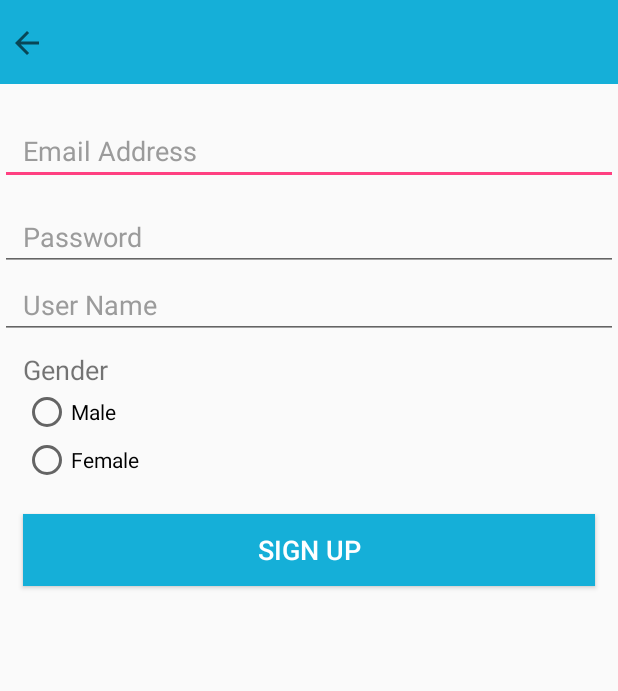
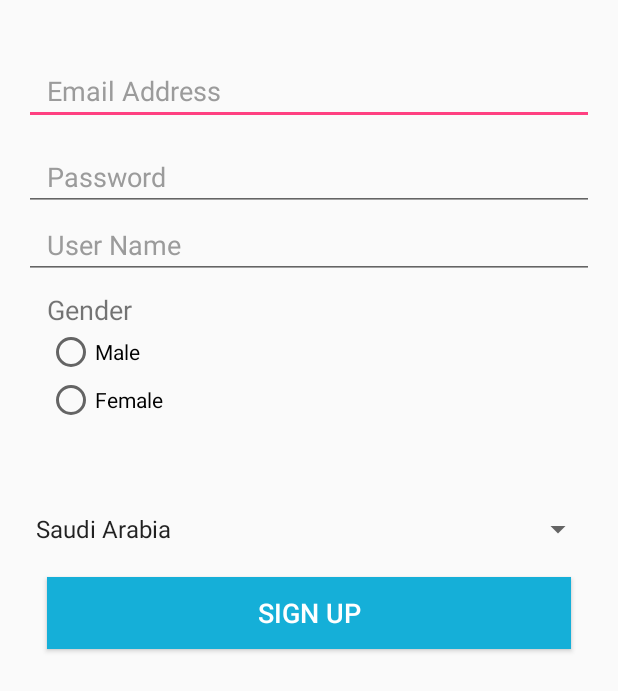
Before and after one commit to Ruqyai/Amaken, an Android app: the SignUpUser screen opened directly, with no data from a screen before it, on a phone screen of 412 x 824 dp. Shown: the top 691 px of the screen. Run offline under Robolectric (Android 15) with nearby library versions, the phone set to English and light mode, and no system bars; our stand-ins replace Volley; network calls fail; 1 statement that could not run was skipped.

Commit message:
change some detailes

```diff
--- a/app/build.gradle
+++ b/app/build.gradle
@@ -5,7 +5,7 @@ android {
     buildToolsVersion "25.0.1"
     defaultConfig {
         applicationId "com.example.afaf.amakenapp"
-        minSdkVersion 18
+        minSdkVersion 16
         targetSdkVersion 25
         versionCode 1
         versionName "1.0"
--- a/app/src/main/java/com/example/afaf/amakenapp/SignUpUser.java
+++ b/app/src/main/java/com/example/afaf/amakenapp/SignUpUser.java
@@ -5,9 +5,12 @@ import android.content.Intent;
 import android.support.v7.app.AppCompatActivity;
 import android.os.Bundle;
 import android.view.View;
+import android.widget.AdapterView;
+import android.widget.ArrayAdapter;
 import android.widget.Button;
 import android.widget.EditText;
 import android.widget.ImageButton;
+import android.widget.Spinner;
 import android.widget.Toast;
 
 import com.android.volley.AuthFailureError;
@@ -22,18 +25,10 @@ import org.json.JSONObject;
 import java.util.HashMap;
 import java.util.Map;
 
-import static com.example.afaf.amakenapp.R.id.editTextPassword;
 
 public class SignUpUser extends AppCompatActivity implements View.OnClickListener{
 
-    //==================
-
-    /*
-    * ====id in xml===
-    * UserEmail
-    * UserPassword
-    * UserName
-    * Gender// male//female>> RadioGroup
+   /*
     * ====param which send on php file==
     * email','password','name','gender','country','city', 'profile_pic_id'
     *
@@ -41,20 +36,22 @@ public class SignUpUser extends AppCompatActivity implements View.OnClickListene
     private EditText editTextUsername, editTextEmail, editTextPassword;
     private Button buttonRegister;
     private ProgressDialog progressDialog;
+    Spinner spinnerDialog;
     //===============================================
 
-    private ImageButton signUpUser_Back;
 
     @Override
     protected void onCreate(Bundle savedInstanceState) {
         super.onCreate(savedInstanceState);
         setContentView(R.layout.activity_sign_up_user);
-        //=========================
-        if(SharedPrefManager.getInstance(this).isLoggedIn()){
-            finish();
-         //   startActivity(new Intent(this, SignUpChooser.class));// // TODO: 2/22/2017 need fix
-            return;
-        }
+
+          spinnerDialog = (Spinner) findViewById(R.id.spinner_dialog);
+
+
+        ArrayAdapter adapter = ArrayAdapter.createFromResource(this, R.array.spinner_options, android.R.layout.simple_spinner_item);
+         spinnerDialog.setAdapter(adapter);
+          spinnerDialog.setOnItemSelectedListener((AdapterView.OnItemSelectedListener) SignUpUser.this);
+
 
         editTextEmail = (EditText) findViewById(R.id.UserEmail);
         editTextUsername = (EditText) findViewById(R.id.UserName);
@@ -62,18 +59,8 @@ public class SignUpUser extends AppCompatActivity implements View.OnClickListene
         // // TODO: 2/22/2017 need to complete
 
         progressDialog = new ProgressDialog(this);
-
-
         buttonRegister = (Button) findViewById(R.id.button_Register);
         buttonRegister.setOnClickListener(this);
-
-
-
-        //===================================
-
-        signUpUser_Back = (ImageButton) findViewById(R.id.signUpUser_Back);
-        signUpUser_Back.setOnClickListener(this);
-
     }
     //==============================================
     private void registerRegularUser() {
@@ -123,11 +110,7 @@ public class SignUpUser extends AppCompatActivity implements View.OnClickListene
                 return params;
             }
         };
-
-
        MySingleton.getInstance(this).addToRequestQueue(stringRequest);
-
-
     }
     //========================================
 
@@ -135,14 +118,6 @@ public class SignUpUser extends AppCompatActivity implements View.OnClickListene
     @Override
     public void onClick(View v) {
         if (v == buttonRegister)
-
         registerRegularUser();
-
-        if (v == signUpUser_Back) {
-            finish();
-            startActivity(new Intent(this, SignUpChooser.class));// need // TODO: 2/22/2017 change activity
-        }
-
-
     }
 }
--- a/app/src/main/res/layout/activity_sign_up_user.xml
+++ b/app/src/main/res/layout/activity_sign_up_user.xml
@@ -1,34 +1,15 @@
 <?xml version="1.0" encoding="utf-8"?>
 <RelativeLayout xmlns:android="http://schemas.android.com/apk/res/android"
-    xmlns:app="http://schemas.android.com/apk/res-auto"
     xmlns:tools="http://schemas.android.com/tools"
-    android:id="@+id/activity_sign_up_as_user"
-    android:layout_width="fill_parent"
-    android:layout_height="fill_parent"
-    android:gravity="center"
-    android:orientation="vertical"
+    android:id="@+id/activity_main"
+    android:layout_width="match_parent"
+    android:layout_height="match_parent"
+    android:paddingBottom="@dimen/activity_vertical_margin"
+    android:paddingLeft="@dimen/activity_horizontal_margin"
+    android:paddingRight="@dimen/activity_horizontal_margin"
+    android:paddingTop="@dimen/activity_vertical_margin"
+    tools:context="com.example.afaf.amakenapp.SignUpUser">
     >
-    <android.support.v7.widget.Toolbar
-        android:layout_width="match_parent"
-        android:layout_height="wrap_content"
-        android:background="#15AFD8"
-        android:theme="?attr/actionBarTheme"
-        android:minHeight="?attr/actionBarSize"
-        android:id="@+id/toolbar" />
-
-    <ImageButton
-        android:layout_width="wrap_content"
-        android:layout_height="wrap_content"
-        app:srcCompat="?android:attr/homeAsUpIndicator"
-        android:id="@+id/signUpUser_Back"
-        android:background="#00ffffff"
-        android:paddingLeft="6dp"
-        android:paddingRight="80dp"
-        android:paddingBottom="15dp"
-        android:paddingTop="5dp"
-        android:layout_alignBottom="@+id/toolbar"
-        android:layout_alignParentLeft="true"
-        android:layout_alignParentStart="true" />
 
     <LinearLayout
         android:orientation="vertical"
@@ -36,7 +17,8 @@
         android:layout_height="match_parent"
         android:layout_alignParentBottom="true"
         android:layout_alignParentStart="true"
-        android:layout_below="@+id/toolbar">
+        android:layout_below="@+id/toolbar"
+        android:layout_alignParentLeft="true">
 
         <EditText
             android:layout_width="match_parent"
@@ -51,7 +33,8 @@
             android:textColorHint="#9B9B9B"
             android:textColorLink="#9B9B9B"
             android:layout_marginTop="22dp"
-            android:paddingStart="15dp"/>
+            android:paddingStart="15dp"
+            android:paddingLeft="15dp" />
 
 
         <EditText
@@ -63,7 +46,8 @@
             android:hint="Password"
             android:textColorHint="#9B9B9B"
             android:layout_marginTop="12dp"
-            android:paddingStart="15dp"/>
+            android:paddingStart="15dp"
+            android:paddingLeft="15dp" />
 
 
         <EditText
@@ -75,7 +59,8 @@
             android:text="User Name"
             android:textColorHint="#9B9B9B"
             android:textColor="#9B9B9B"
-            android:paddingStart="15dp" />
+            android:paddingStart="15dp"
+            android:paddingLeft="15dp" />
 
 
         <TextView
@@ -85,13 +70,15 @@
             android:text="Gender"
             android:textSize="18sp"
             android:layout_marginTop="8dp"
-            android:paddingStart="15dp" />
+            android:paddingStart="15dp"
+            android:paddingLeft="15dp" />
 
 
         <RadioGroup
             android:layout_width="match_parent"
             android:layout_height="wrap_content"
-            android:paddingStart="15dp">
+            android:paddingStart="15dp"
+            android:paddingLeft="15dp">
 
             <RadioButton
                 android:text="Male"
@@ -108,6 +95,15 @@
                 android:layout_weight="1" />
 
         </RadioGroup>
+
+
+
+        <Spinner
+            android:id="@+id/spinner_dialog"
+            android:layout_width="match_parent"
+            android:layout_height="wrap_content"
+            android:layout_marginTop="58dp"
+            android:spinnerMode="dialog" />
 
         <Button
             android:text="SIGN UP"
--- a/app/src/main/res/values/strings.xml
+++ b/app/src/main/res/values/strings.xml
@@ -1,3 +1,34 @@
 <resources>
     <string name="app_name">Amakenapp</string>
+    <string-array name="spinner_options">
+
+        <item>Saudi Arabia</item>
+        <item>yemen</item>
+        <item>syria</item>
+        <item>plapla</item>
+        <item>Usa</item>
+        <item>India</item>
+        <item>any name</item>
+        <item>Saudi00 Arabia</item>
+        <item>yem00en</item>
+        <item>sy00ria</item>
+        <item>pl00apla</item>
+        <item>Usoa</item>
+        <item>Indlia</item>
+        <item>any ppname</item>
+        <item>Saudill Arabia</item>
+        <item>yemekkn</item>
+        <item>syria</item>
+        <item>pla,pla</item>
+        <item>Usppa</item>
+        <item>Indddia</item>
+        <item>any uname</item>
+        <item>Saudi Arabia</item>
+        <item>yemuuen</item>
+        <item>syrhia</item>
+        <item>plappla</item>
+        <item>Uusa</item>
+        <item>Inidia</item>
+        <item>any -99name</item>
+    </string-array>
 </resources>
```
Also changed, not shown: app/src/main/AndroidManifest.xml (+27 -4 lines), app/src/main/java/com/example/afaf/amakenapp/Login.java (+8 -51 lines), app/src/main/java/com/example/afaf/amakenapp/SignUpBusiness.java (+2 -8 lines), app/src/main/res/layout/activity_login.xml (+9 -24 lines), app/src/main/res/layout/activity_sign_up_business.xml (+9 -29 lines).
